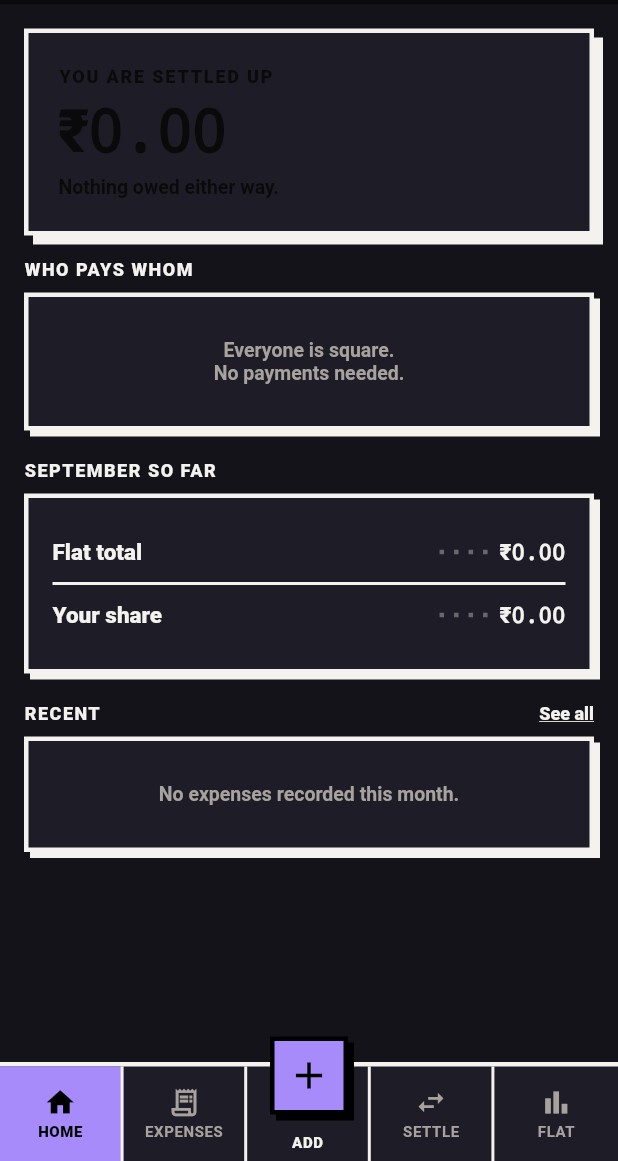
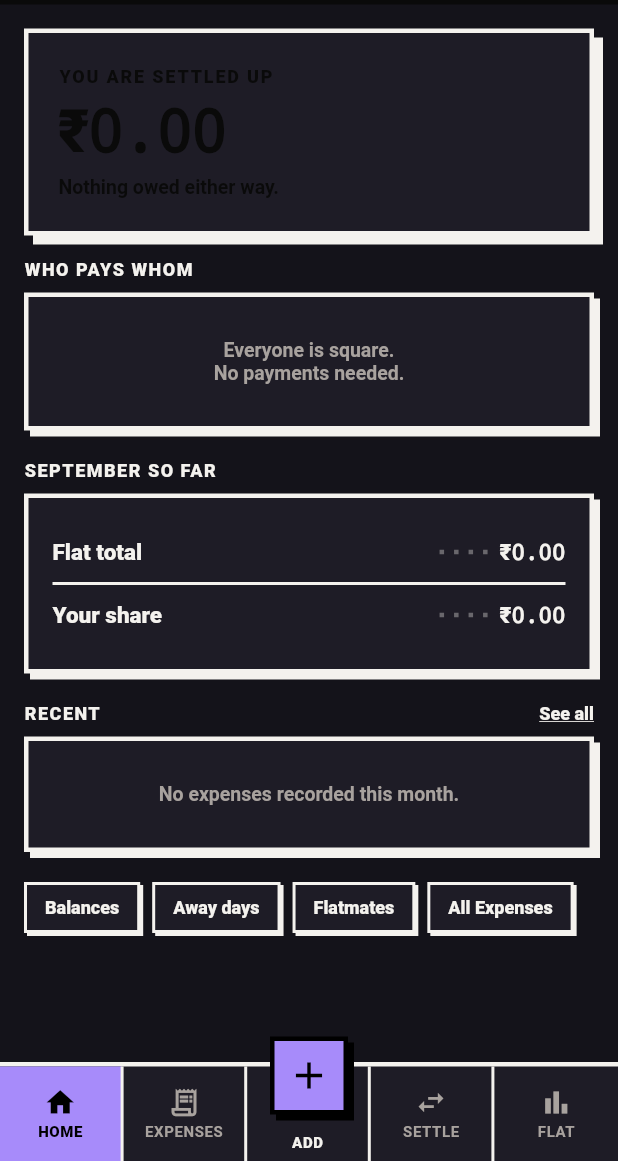
Before and after one commit to PRiNCeKUsHW/Split, a Flutter app: the MainShell screen opened directly, after a tap on the "dark mode" icon, on a phone screen of 412 x 824 dp, the part 75-1236 px from its top. Run offline on Flutter 3.47's test engine with Material 3 defaults, Android fonts, the phone set to English and light mode, and no system bars; our stand-ins replace qr_flutter, shared_preferences; accounts and stored records are empty; network calls fail.

Commit message:
Match exact Web UI dashboard quick links and square avatar chips

```diff
--- a/mobile/lib/screens/dashboard_screen.dart
+++ b/mobile/lib/screens/dashboard_screen.dart
@@ -5,6 +5,7 @@ import '../theme/colors.dart';
 import '../theme/neobrutalism.dart';
 import 'expense_detail_screen.dart';
 import 'expense_list_screen.dart';
+import 'flat_screen.dart';
 import 'record_payment_screen.dart';
 import 'settle_screen.dart';
 
@@ -328,8 +329,68 @@ class DashboardScreen extends StatelessWidget {
                     }).toList(),
                   ),
           ),
-          const SizedBox(height: 24),
+          const SizedBox(height: 20),
+
+          // 7. Web Navigation Links matching web dashboard footer
+          Wrap(
+            spacing: 8,
+            runSpacing: 8,
+            children: [
+              _webQuickLink(context, 'Balances', isDark, onTap: () {
+                Navigator.of(context).push(
+                  MaterialPageRoute(builder: (_) => const FlatScreen()),
+                );
+              }),
+              _webQuickLink(context, 'Away days', isDark, onTap: () {
+                Navigator.of(context).push(
+                  MaterialPageRoute(builder: (_) => const FlatScreen()),
+                );
+              }),
+              _webQuickLink(context, 'Flatmates', isDark, onTap: () {
+                Navigator.of(context).push(
+                  MaterialPageRoute(builder: (_) => const FlatScreen()),
+                );
+              }),
+              _webQuickLink(context, 'All Expenses', isDark, onTap: () {
+                Navigator.of(context).push(
+                  MaterialPageRoute(builder: (_) => const ExpenseListScreen()),
+                );
+              }),
+            ],
+          ),
+          const SizedBox(height: 28),
         ],
+      ),
+    );
+  }
+
+  Widget _webQuickLink(BuildContext context, String label, bool isDark, {required VoidCallback onTap}) {
+    return GestureDetector(
+      onTap: onTap,
+      child: Container(
+        padding: const EdgeInsets.symmetric(horizontal: 12, vertical: 8),
+        decoration: BoxDecoration(
+          color: isDark ? AppColors.darkSurface : AppColors.surface,
+          border: Border.all(
+            color: isDark ? AppColors.darkInk : AppColors.ink,
+            width: AppColors.thinBorderWidth,
+          ),
+          boxShadow: [
+            BoxShadow(
+              color: isDark ? AppColors.darkInk : AppColors.ink,
+              offset: const Offset(AppColors.smallShadowOffset, AppColors.smallShadowOffset),
+              blurRadius: 0,
+            ),
+          ],
+        ),
+        child: Text(
+          label,
+          style: TextStyle(
+            fontSize: 12,
+            fontWeight: FontWeight.w800,
+            color: isDark ? AppColors.darkInk : AppColors.ink,
+          ),
+        ),
       ),
     );
   }
--- a/mobile/lib/screens/flat_screen.dart
+++ b/mobile/lib/screens/flat_screen.dart
@@ -52,13 +52,9 @@ class FlatScreen extends StatelessWidget {
               backgroundColor: AppColors.action,
               child: Row(
                 children: [
-                  CircleAvatar(
-                    radius: 24,
-                    backgroundColor: Colors.black,
-                    child: Text(
-                      appState.currentUser!.initials,
-                      style: const TextStyle(fontWeight: FontWeight.w900, color: Colors.white, fontSize: 18),
-                    ),
+                  AvatarChipWidget(
+                    initials: appState.currentUser!.initials,
+                    size: 48,
                   ),
                   const SizedBox(width: 14),
                   Expanded(
@@ -180,13 +176,9 @@ class FlatScreen extends StatelessWidget {
                   padding: const EdgeInsets.symmetric(vertical: 8.0),
                   child: Row(
                     children: [
-                      CircleAvatar(
-                        radius: 14,
-                        backgroundColor: AppColors.action,
-                        child: Text(
-                          m.initials,
-                          style: const TextStyle(fontSize: 11, fontWeight: FontWeight.w900, color: Colors.black),
-                        ),
+                      AvatarChipWidget(
+                        initials: m.initials,
+                        size: 32,
                       ),
                       const SizedBox(width: 10),
                       Expanded(
```
